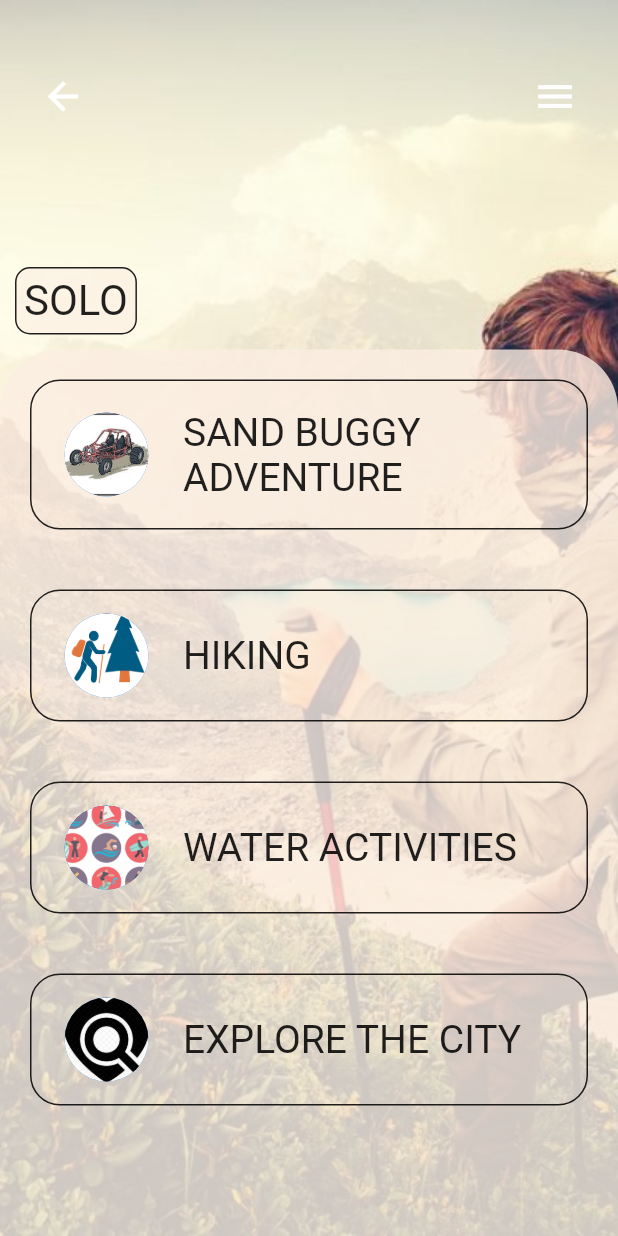
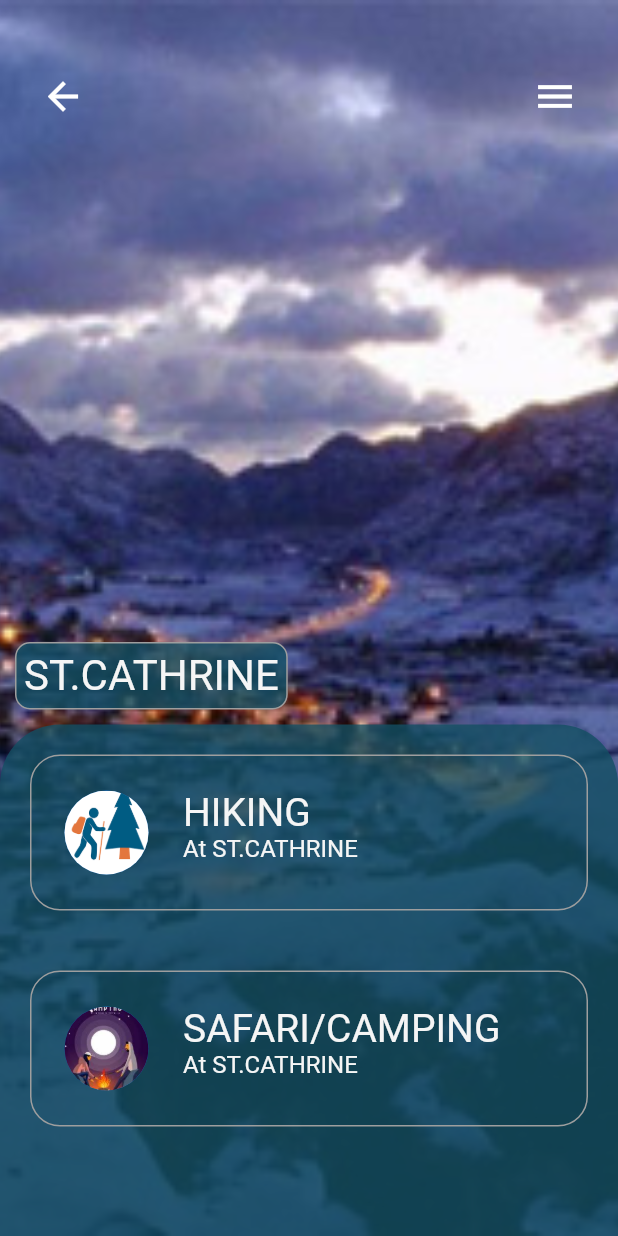
Before and after one commit to HassanTarek1/Sharm, a Flutter app: the screen it shows after launch, on a phone screen of 412 x 824 dp. Run offline on Flutter 3.47's test engine with Material 2 defaults, Android fonts, the light colour scheme and no system bars.

Commit message:
one day trip

```diff
--- /dev/null
+++ b/lib/activities_inside/St.Cathrine.dart
@@ -0,0 +1,134 @@
+import 'package:flutter/material.dart';
+
+class StCathrine extends StatefulWidget {
+  @override
+  _StCathrineState createState() => _StCathrineState();
+}
+
+class _StCathrineState extends State<StCathrine> {
+  @override
+  Widget build(BuildContext context) {
+    return Scaffold(
+      body: Container(
+        decoration: BoxDecoration(
+            image: DecorationImage(
+                image: AssetImage('assets/stcathrine.jpg'),
+                fit: BoxFit.cover
+            )
+        ),
+        child: Column(
+          crossAxisAlignment: CrossAxisAlignment.start,
+          mainAxisAlignment: MainAxisAlignment.end,
+          children: <Widget>[
+            Container(
+              margin: EdgeInsets.fromLTRB(0, 0, 0, 320),
+              padding: const EdgeInsets.fromLTRB(10, 40, 10, 10),
+              child: Row(
+                mainAxisAlignment: MainAxisAlignment.center,
+                children: <Widget>[
+                  IconButton(onPressed: (){
+                    Navigator.pop(context);
+                  }, icon: Icon(
+                    Icons.arrow_back,
+                    color: Colors.white,
+                    size: 30,
+                  )
+                  ),
+                  SizedBox(width: 280,),
+                  IconButton(onPressed:() {}, icon: Icon(
+                    Icons.menu,
+                    color: Colors.white,
+                    size: 30,
+                  )),
+
+                ],
+              ),
+            ),
+            Container(
+              margin: EdgeInsets.all(10),
+              padding: EdgeInsets.all(5),
+              decoration: BoxDecoration(
+                  color: Color.fromRGBO(19, 79, 99, 0.8),
+                  borderRadius: BorderRadius.all(const Radius.circular(10)),
+                  border: Border.all(color: Colors.grey)
+              ),
+              child: Text('ST.CATHRINE',
+                style: TextStyle(fontSize: 28,
+                color: Colors.grey[100]), ),
+            ),
+
+            Expanded(
+              child: Container(
+
+                width: MediaQuery.of(context).size.width,
+                decoration: BoxDecoration(
+                  color: Color.fromRGBO(19, 79, 99, 0.8),
+                  borderRadius: new BorderRadius.only(
+                    topLeft: const Radius.circular(40.0),
+                    topRight: const Radius.circular(40.0),
+                  ),
+
+                ),
+                child: SizedBox(
+                  child: ListView(
+
+                    children: <Widget>[
+                      Container(
+                        margin: EdgeInsets.all(20),
+                        decoration: BoxDecoration(
+
+                            borderRadius: BorderRadius.all(Radius.circular(20)),
+                            border: Border.all(color: Colors.grey)
+                        ),
+                        child: ListTile(
+                          contentPadding: const EdgeInsets.all(15),
+                          onTap: (){},
+                          title: Text('HIKING',
+                            style: TextStyle(
+                                fontSize: 26,
+                                color: Colors.grey[100]
+                            ),),
+                          subtitle: Text('At ST.CATHRINE',
+                            style: TextStyle(fontSize: 16,
+                                color: Colors.grey[100]),) ,
+                          leading: CircleAvatar(
+                            backgroundImage: AssetImage('assets/hiking.png'),
+                            radius: 35,
+                          ),
+                        ),
+                      ),
+                      Container(
+                        margin: EdgeInsets.all(20),
+                        decoration: BoxDecoration(
+
+                            borderRadius: BorderRadius.all(Radius.circular(20)),
+                            border: Border.all(color: Colors.grey)
+                        ),
+                        child: ListTile(
+                          contentPadding: const EdgeInsets.all(15),
+                          onTap: (){},
+                          title: Text('SAFARI/CAMPING',
+                            style: TextStyle(
+                                fontSize: 26,
+                                color: Colors.grey[100]
+                            ),),
+                          subtitle: Text('At ST.CATHRINE',
+                            style: TextStyle(fontSize: 16,
+                                color: Colors.grey[100]),),
+                          leading: CircleAvatar(
+                            backgroundImage: AssetImage('assets/safari.jpg'),
+                            radius: 35,
+                          ),
+                        ),
+                      ),
+                    ],
+                  ),
+                ),
+              ),
+            ),
+          ],
+        ),
+      ),
+    );
+  }
+}
--- a/lib/main.dart
+++ b/lib/main.dart
@@ -1,9 +1,13 @@
 import 'package:flutter/material.dart';
 import 'package:sharm/activities_inside/Clubs.dart';
+import 'package:sharm/activities_inside/Dahab.dart';
 import 'package:sharm/activities_inside/Mountain.dart';
 import 'package:sharm/activities_inside/Naama.dart';
+import 'package:sharm/activities_inside/Nuweiba.dart';
+import 'package:sharm/activities_inside/RasShetan.dart';
 import 'package:sharm/activities_inside/Restaurants.dart';
 import 'package:sharm/activities_inside/Solo.dart';
+import 'package:sharm/activities_inside/St.Cathrine.dart';
 
 import 'NightLife.dart';
 
@@ -11,7 +15,7 @@ void main() => runApp(MaterialApp(
   debugShowCheckedModeBanner: false,
   initialRoute: '/',
   routes: {
-    '/': (context) => Solo(),
+    '/': (context) => StCathrine(),
     'restaurant': (context) => Restaurants(),
     'mountain': (context) => Mountain(),
     'naama': (context) => Naama(),
```
Also changed, not shown: lib/activities_inside/Dahab.dart (added, +181 -0 lines), lib/activities_inside/Nuweiba.dart (added, +157 -0 lines), lib/activities_inside/RasShetan.dart (added, +129 -0 lines), assets/dahab.jpg (added), assets/diving.jpg (added), assets/kitesurfing.jpg (added), assets/nuweiba.jpg (added), assets/ras shetan.jpg (added), assets/safari.jpg (added), assets/snorkling.jpg (added), assets/stcathrine.jpg (added).
